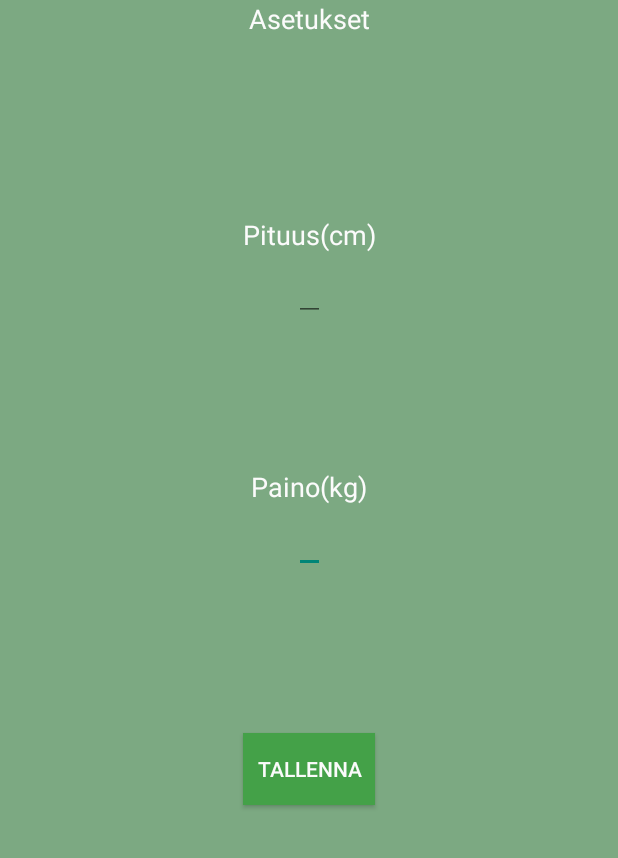
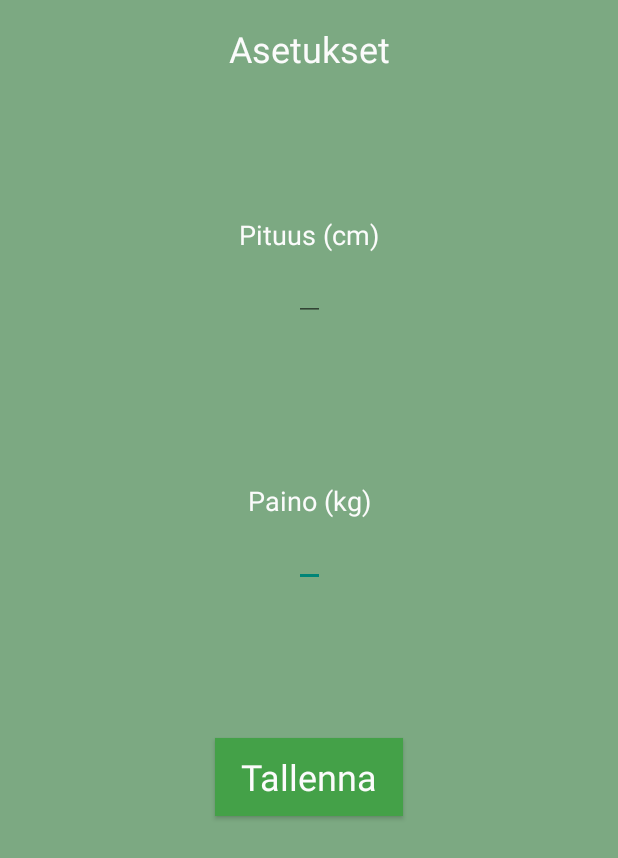
Before and after one commit to timonen/mobiilikurssi, an Android app: the Settings screen opened directly, with no data from a screen before it, on a phone screen of 412 x 824 dp. Shown: the top 858 px of the screen. Run offline under Robolectric (Android 15) with nearby library versions, the phone set to English and light mode, and no system bars.

Commit message:
design changes

```diff
--- a/app/src/main/res/layout/activity_main_settings.xml
+++ b/app/src/main/res/layout/activity_main_settings.xml
@@ -26,14 +26,15 @@
         android:background="?colorPrimaryVariant"
         android:gravity="center"
         android:text="@string/string_settings"
+        android:textAppearance="@style/TextAppearance.AppCompat.Display1"
         android:textColor="@color/themewhite"
-        android:textSize="18sp"
+        android:textSize="24sp"
         app:layout_constraintBottom_toBottomOf="parent"
         app:layout_constraintEnd_toEndOf="parent"
         app:layout_constraintHorizontal_bias="1.0"
         app:layout_constraintStart_toStartOf="parent"
         app:layout_constraintTop_toTopOf="parent"
-        app:layout_constraintVertical_bias="0.0" />
+        app:layout_constraintVertical_bias="0.01999998" />
 
 
     <TextView
@@ -76,10 +77,13 @@
 
     <Button
         android:id="@+id/create_button"
-        android:layout_width="wrap_content"
-        android:layout_height="wrap_content"
+        android:layout_width="125dp"
+        android:layout_height="52dp"
         android:background="@color/themegreen"
         android:text="@string/string_create"
+        android:textAppearance="@style/TextAppearance.AppCompat.Display1"
+        android:textColor="@color/themewhite"
+        android:textSize="24sp"
         app:layout_constraintBottom_toBottomOf="parent"
         app:layout_constraintEnd_toEndOf="parent"
         app:layout_constraintStart_toStartOf="parent"
```
Also changed, not shown: app/src/main/java/com/mobiilikurssi/Calendar.kt (+6 -5 lines), app/src/main/res/layout/activity_calendar.xml (+12 -1 lines), app/src/main/res/layout/activity_goal.xml (+8 -4 lines), app/src/main/res/values/strings.xml (+4 -3 lines).
